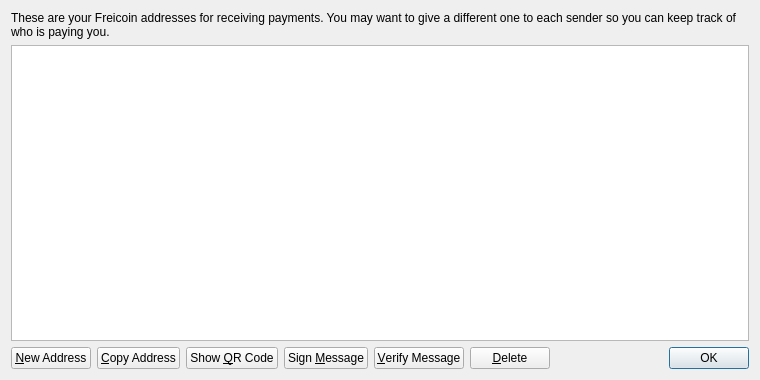
The window that src/qt/forms/addressbookpage.ui (fabcoin-project/fabcoin) describes before a commit, drawn with Qt 5.
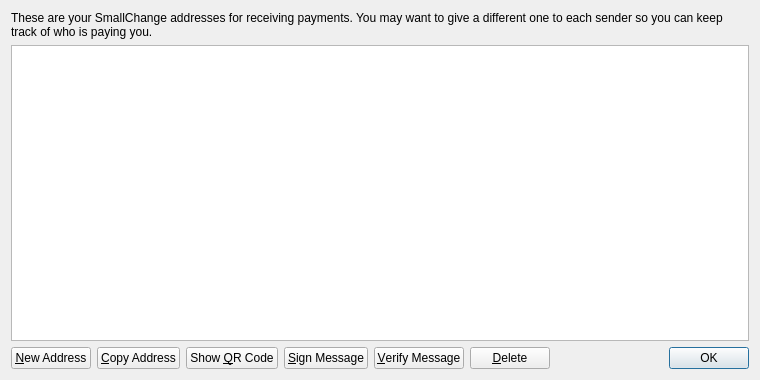
The same window after the commit. Icons and pictures are not drawn.

```diff
--- a/src/qt/forms/addressbookpage.ui
+++ b/src/qt/forms/addressbookpage.ui
@@ -17,7 +17,7 @@
    <item>
     <widget class="QLabel" name="labelExplanation">
      <property name="text">
-      <string>These are your Freicoin addresses for receiving payments. You may want to give a different one to each sender so you can keep track of who is paying you.</string>
+      <string>These are your SmallChange addresses for receiving payments. You may want to give a different one to each sender so you can keep track of who is paying you.</string>
      </property>
      <property name="textFormat">
       <enum>Qt::PlainText</enum>
@@ -102,7 +102,7 @@
         <string>Sign a message to prove you own a Freicoin address</string>
        </property>
        <property name="text">
-        <string>Sign &amp;Message</string>
+        <string>&amp;Sign Message</string>
        </property>
        <property name="icon">
         <iconset resource="../freicoin.qrc">
```
Left out of the diff: 20 changed lines with no effect on the pictures.
